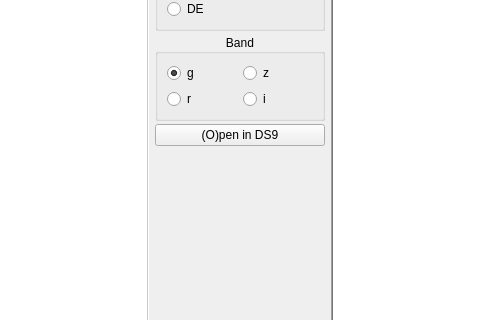
First picture: the form in GUI/fit_gui.ui, repository rpsmith4/photometric-decomp-analysis, before the edit; both pictures show x 574 to 1054 and y 118 to 438 of the 1269 by 866 pixel window.
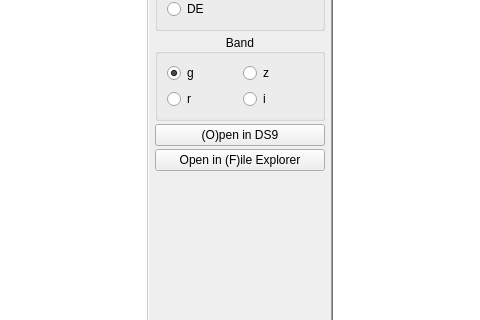
Second picture: the form after the edit.

Commit message: Attempted to add an option to open the file explorer

Patch:
```diff
--- a/GUI/fit_gui.ui
+++ b/GUI/fit_gui.ui
@@ -275,6 +275,13 @@
        </property>
       </widget>
      </item>
+     <item>
+      <widget class="QPushButton" name="fileexplorerbutton">
+       <property name="text">
+        <string>Open in (F)ile Explorer</string>
+       </property>
+      </widget>
+     </item>
      <item>
       <spacer name="verticalSpacer">
        <property name="orientation">
```
The commit also changes 1 other file.
